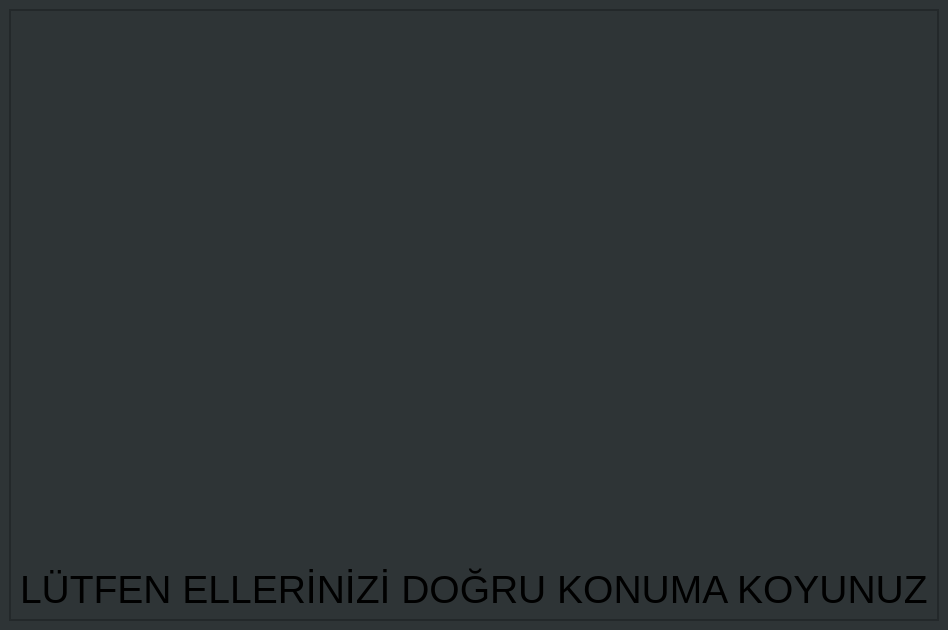
Before: the Qt Designer form qt_python/interface.ui in ozlemkocc/akilli_direksiyon_arayuzu_s, drawn with Qt 5.
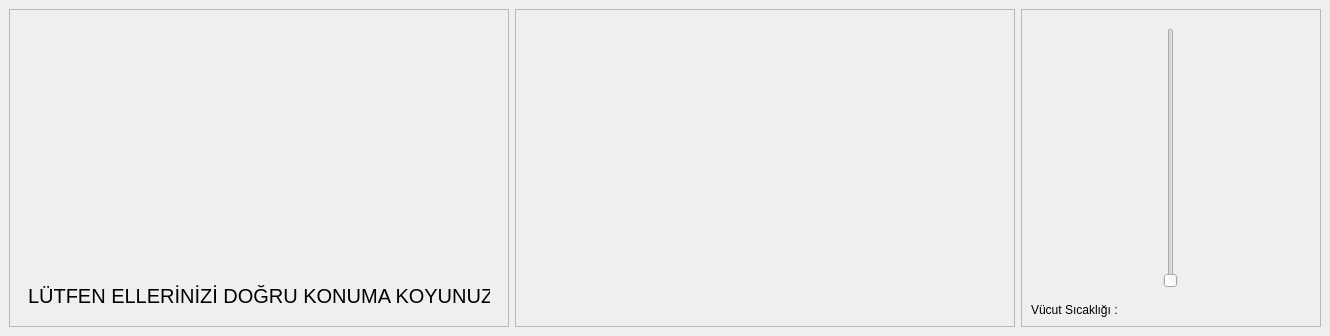
After: the same form once the commit is applied. Icons and pictures are not drawn.

The edit to the form file:
```diff
--- a/qt_python/interface.ui
+++ b/qt_python/interface.ui
@@ -6,59 +6,71 @@
    <rect>
     <x>0</x>
     <y>0</y>
-    <width>927</width>
-    <height>630</height>
+    <width>1330</width>
+    <height>335</height>
    </rect>
   </property>
   <property name="windowTitle">
    <string>MainWindow</string>
   </property>
-  <property name="styleSheet">
-   <string notr="true">background-color: rgb(46, 52, 54);</string>
-  </property>
   <widget class="QWidget" name="centralwidget">
+   <layout class="QHBoxLayout" name="horizontalLayout">
+    <item>
+     <widget class="QFrame" name="frame_3">
+      <property name="minimumSize">
+       <size>
+        <width>500</width>
+        <height>0</height>
+       </size>
+      </property>
+      <property name="frameShape">
+       <enum>QFrame::StyledPanel</enum>
+      </property>
+      <property name="frameShadow">
+       <enum>QFrame::Raised</enum>
+      </property>
    <layout class="QVBoxLayout" name="verticalLayout">
     <item>
-     <widget class="QFrame" name="frame">
-      <property name="frameShape">
-       <enum>QFrame::StyledPanel</enum>
-      </property>
-      <property name="frameShadow">
-       <enum>QFrame::Raised</enum>
-      </property>
+        <widget class="QWidget" name="widget" native="true">
+         <property name="minimumSize">
+          <size>
+           <width>0</width>
+           <height>250</height>
+          </size>
+         </property>
+         <property name="styleSheet">
+          <string notr="true">image: url(:/nnew/dogru_direksiyon.png);</string>
+         </property>
+        </widget>
+       </item>
+       <item>
+        <widget class="QWidget" name="warnin_widget" native="true">
       <layout class="QVBoxLayout" name="verticalLayout_2">
-       <property name="leftMargin">
-        <number>0</number>
-       </property>
-       <property name="topMargin">
-        <number>0</number>
-       </property>
-       <property name="rightMargin">
-        <number>0</number>
-       </property>
-       <property name="bottomMargin">
-        <number>0</number>
-       </property>
        <item>
-        <widget class="QStackedWidget" name="stackedWidget">
-         <widget class="QWidget" name="page">
-          <layout class="QVBoxLayout" name="verticalLayout_5">
-           <property name="leftMargin">
-            <number>0</number>
-           </property>
-           <property name="topMargin">
-            <number>0</number>
-           </property>
-           <property name="rightMargin">
-            <number>0</number>
-           </property>
-           <property name="bottomMargin">
-            <number>0</number>
-           </property>
+           <widget class="QLabel" name="label">
+            <property name="font">
+             <font>
+              <pointsize>15</pointsize>
+             </font>
+            </property>
+            <property name="text">
+             <string>LÜTFEN ELLERİNİZİ DOĞRU KONUMA KOYUNUZ</string>
+            </property>
+           </widget>
+          </item>
+         </layout>
+        </widget>
+       </item>
+      </layout>
+     </widget>
+    </item>
            <item>
-            <widget class="QFrame" name="frame_2">
-             <property name="styleSheet">
-              <string notr="true">background-color: rgb(46, 52, 54);</string>
+     <widget class="QFrame" name="frame">
+      <property name="minimumSize">
+       <size>
+        <width>500</width>
+        <height>100</height>
+       </size>
              </property>
              <property name="frameShape">
               <enum>QFrame::StyledPanel</enum>
@@ -67,69 +79,48 @@
               <enum>QFrame::Raised</enum>
              </property>
              <layout class="QVBoxLayout" name="verticalLayout_3">
-              <property name="leftMargin">
-               <number>0</number>
-              </property>
-              <property name="topMargin">
-               <number>0</number>
-              </property>
-              <property name="rightMargin">
-               <number>0</number>
-              </property>
-              <property name="bottomMargin">
-               <number>0</number>
-              </property>
               <item>
-               <widget class="QWidget" name="wheel_widget" native="true">
+        <widget class="QWidget" name="nabz_widget" native="true"/>
+       </item>
+      </layout>
+     </widget>
+    </item>
+    <item>
+     <widget class="QFrame" name="frame_2">
                 <property name="minimumSize">
                  <size>
-                  <width>200</width>
+        <width>300</width>
                   <height>300</height>
                  </size>
                 </property>
-                <property name="font">
-                 <font>
-                  <pointsize>11</pointsize>
-                 </font>
-                </property>
-                <property name="styleSheet">
-                 <string notr="true">image: url(:/nnew/dogru_direksiyon.png);</string>
-                </property>
-               </widget>
-              </item>
-              <item alignment="Qt::AlignHCenter">
-               <widget class="QWidget" name="warning_widget" native="true">
-                <property name="maximumSize">
-                 <size>
-                  <width>16777215</width>
-                  <height>60</height>
-                 </size>
+      <property name="frameShape">
+       <enum>QFrame::StyledPanel</enum>
+      </property>
+      <property name="frameShadow">
+       <enum>QFrame::Raised</enum>
                 </property>
                 <layout class="QVBoxLayout" name="verticalLayout_4">
-                 <item alignment="Qt::AlignVCenter">
-                  <widget class="QLabel" name="label">
-                   <property name="font">
-                    <font>
-                     <pointsize>29</pointsize>
-                    </font>
-                   </property>
-                   <property name="styleSheet">
-                    <string notr="true"/>
-                   </property>
+       <item alignment="Qt::AlignHCenter">
+        <widget class="QWidget" name="widget_2" native="true">
+         <layout class="QVBoxLayout" name="verticalLayout_5">
+          <item>
+           <widget class="QSlider" name="verticalSlider">
+            <property name="maximum">
+             <number>50</number>
+            </property>
+            <property name="orientation">
+             <enum>Qt::Vertical</enum>
+            </property>
+           </widget>
+          </item>
+         </layout>
+        </widget>
+       </item>
+       <item>
+        <widget class="QLabel" name="temperature_label">
                    <property name="text">
-                    <string>LÜTFEN ELLERİNİZİ DOĞRU KONUMA KOYUNUZ</string>
-                   </property>
-                  </widget>
-                 </item>
-                </layout>
-               </widget>
-              </item>
-             </layout>
-            </widget>
-           </item>
-          </layout>
-         </widget>
-         <widget class="QWidget" name="page_2"/>
+          <string>Vücut Sıcaklığı : </string>
+         </property>
         </widget>
        </item>
       </layout>
```
Lines whose indentation alone changed are shown as unchanged.
